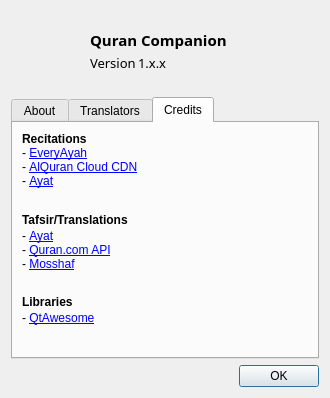
Qt form src/widgets/aboutdialog.ui (0xzer0x/quran-companion) before a commit.
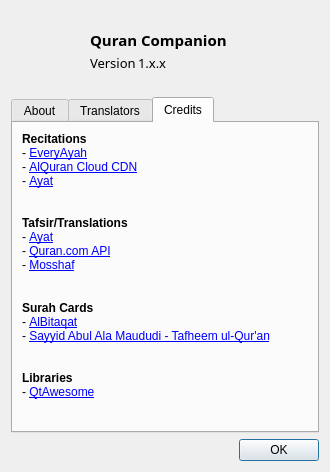
The same form after that commit. The open tabs and pages were chosen to show the change. Icons and pictures are not drawn.

Commit message: Add surah card (betaqa) widget

The edit to the form file:
```diff
--- a/src/widgets/aboutdialog.ui
+++ b/src/widgets/aboutdialog.ui
@@ -7,13 +7,13 @@
     <x>0</x>
     <y>0</y>
     <width>330</width>
-    <height>398</height>
+    <height>472</height>
    </rect>
   </property>
   <property name="maximumSize">
    <size>
     <width>330</width>
-    <height>398</height>
+    <height>472</height>
    </size>
   </property>
   <property name="windowTitle">
@@ -312,10 +312,7 @@
       <attribute name="title">
        <string>Credits</string>
       </attribute>
-      <layout class="QVBoxLayout" name="verticalLayout_8">
-       <property name="spacing">
-        <number>2</number>
-       </property>
+      <layout class="QVBoxLayout" name="verticalLayout_10">
        <item>
         <layout class="QVBoxLayout" name="verticalLayout_5">
          <property name="spacing">
@@ -357,18 +354,25 @@
         </layout>
        </item>
        <item>
-        <layout class="QVBoxLayout" name="verticalLayout_6">
+        <layout class="QVBoxLayout" name="lytContent">
+         <property name="spacing">
+          <number>0</number>
+         </property>
          <item>
           <widget class="QLabel" name="label_13">
            <property name="text">
-            <string>&lt;html&gt;&lt;head/&gt;&lt;body&gt;&lt;p&gt;&lt;span style=&quot; font-weight:700;&quot;&gt;Tafsir/Translations&lt;/span&gt;&lt;/p&gt;&lt;/body&gt;&lt;/html&gt;</string>
+            <string>&lt;b&gt;Tafsir/Translations&lt;/b&gt;</string>
            </property>
           </widget>
          </item>
          <item>
           <widget class="QLabel" name="label_14">
            <property name="text">
-            <string notr="true">&lt;html&gt;&lt;head/&gt;&lt;body&gt;&lt;p&gt;- &lt;a href=&quot;https://quran.ksu.edu.sa/index.php&quot;&gt;Ayat&lt;/a&gt;&lt;br/&gt;- &lt;a href=&quot;https://api-docs.quran.com/&quot;&gt;Quran.com API&lt;/a&gt;&lt;br/&gt;- &lt;a href=&quot;https://mosshaf.com&quot;&gt;Mosshaf&lt;/a&gt;&lt;/p&gt;&lt;/body&gt;&lt;/html&gt;</string>
+            <string notr="true">- &lt;a href=&quot;https://quran.ksu.edu.sa/index.php&quot;&gt;Ayat&lt;/a&gt;
+&lt;br/&gt;
+- &lt;a href=&quot;https://api-docs.quran.com/&quot;&gt;Quran.com API&lt;/a&gt;
+&lt;br/&gt;
+- &lt;a href=&quot;https://mosshaf.com&quot;&gt;Mosshaf&lt;/a&gt;</string>
            </property>
            <property name="openExternalLinks">
             <bool>true</bool>
@@ -391,9 +395,56 @@
         </layout>
        </item>
        <item>
-        <layout class="QVBoxLayout" name="verticalLayout_7">
+        <layout class="QVBoxLayout" name="lytCards">
+         <property name="spacing">
+          <number>0</number>
+         </property>
          <item>
-          <widget class="QLabel" name="label_20">
+          <widget class="QLabel" name="lbSurahCards">
+           <property name="styleSheet">
+            <string notr="true"/>
+           </property>
+           <property name="text">
+            <string>&lt;b&gt;Surah Cards&lt;/b&gt;</string>
+           </property>
+          </widget>
+         </item>
+         <item>
+          <widget class="QLabel" name="label_19">
+           <property name="text">
+            <string notr="true">- &lt;a href=&quot;https://albitaqat.com&quot;&gt;AlBitaqat&lt;/a&gt;
+&lt;br/&gt;
+- &lt;a href=&quot;https://api-docs.quran.com&quot;&gt;Sayyid Abul Ala Maududi - Tafheem ul-Qur'an&lt;/a&gt;
+
+</string>
+           </property>
+           <property name="openExternalLinks">
+            <bool>true</bool>
+           </property>
+          </widget>
+         </item>
+         <item>
+          <spacer name="verticalSpacer_8">
+           <property name="orientation">
+            <enum>Qt::Vertical</enum>
+           </property>
+           <property name="sizeHint" stdset="0">
+            <size>
+             <width>20</width>
+             <height>40</height>
+            </size>
+           </property>
+          </spacer>
+         </item>
+        </layout>
+       </item>
+       <item>
+        <layout class="QVBoxLayout" name="lytLibs">
+         <property name="spacing">
+          <number>0</number>
+         </property>
+         <item>
+          <widget class="QLabel" name="lbLibraries">
            <property name="text">
             <string>&lt;b&gt;Libraries&lt;/b&gt;</string>
            </property>
@@ -402,7 +453,7 @@
          <item>
           <widget class="QLabel" name="label_21">
            <property name="text">
-            <string notr="true">&lt;html&gt;&lt;head/&gt;&lt;body&gt;&lt;p&gt;- &lt;a href=&quot;https://github.com/gamecreature/QtAwesome&quot;&gt;QtAwesome&lt;/a&gt;&lt;/p&gt;&lt;/body&gt;&lt;/html&gt;</string>
+            <string notr="true">- &lt;a href=&quot;https://github.com/gamecreature/QtAwesome&quot;&gt;QtAwesome&lt;/a&gt;</string>
            </property>
            <property name="openExternalLinks">
             <bool>true</bool>
```
Left out of the diff: 46 changed lines with no effect on the pictures. The commit also changes 17 other files.
